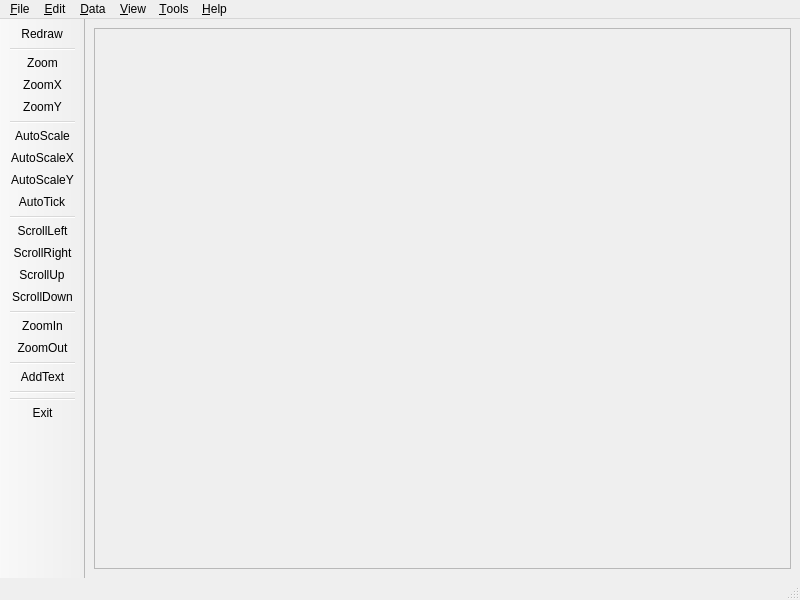
This is lib/qtgrace/mainwindow.ui in mariusal/grace as Qt 5 draws it before an edit. The edited form follows.
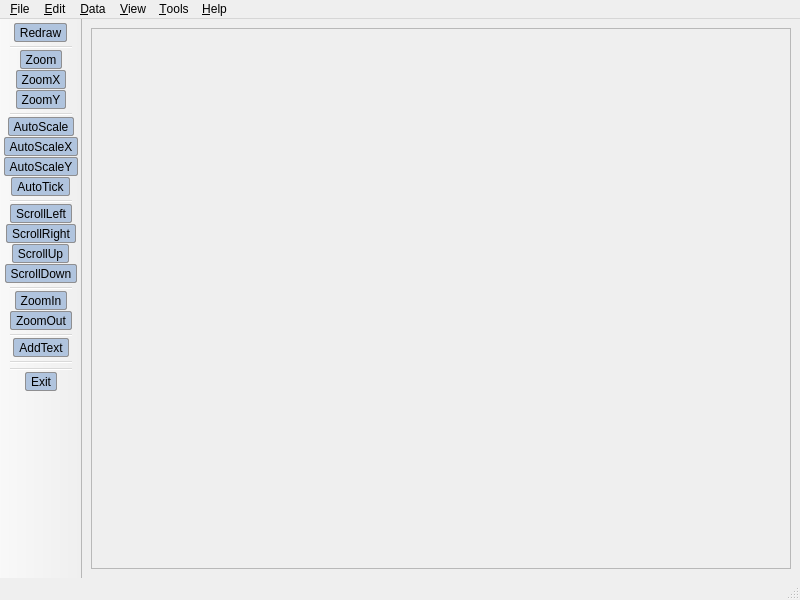
This is the edited form. Custom widgets are drawn as their Qt base class.

Commit message: Made Tool Bar buttons decoration

Patch:
```diff
--- a/lib/qtgrace/mainwindow.ui
+++ b/lib/qtgrace/mainwindow.ui
@@ -27,8 +27,8 @@
         <rect>
          <x>0</x>
          <y>0</y>
-         <width>707</width>
-         <height>540</height>
+         <width>713</width>
+         <height>543</height>
         </rect>
        </property>
        <layout class="QGridLayout" name="gridLayout_2" />
@@ -123,6 +123,18 @@
    <property name="windowTitle" >
     <string>toolBar</string>
    </property>
+   <property name="styleSheet" >
+    <string notr="true" > QToolButton {
+    border: 1px solid #8f8f91;
+    border-radius: 2px;
+    background-color: #b0c4de;
+ }
+
+ QToolButton:pressed {
+    background-color: qlineargradient(x1: 0, y1: 0, x2: 0, y2: 1,
+                                                           stop: 0 #dadbde, stop: 1 #f6f7fa);
+ }</string>
+   </property>
    <property name="movable" >
     <bool>false</bool>
    </property>
```
Left out of the diff: 5 changed lines with no effect on the pictures.
